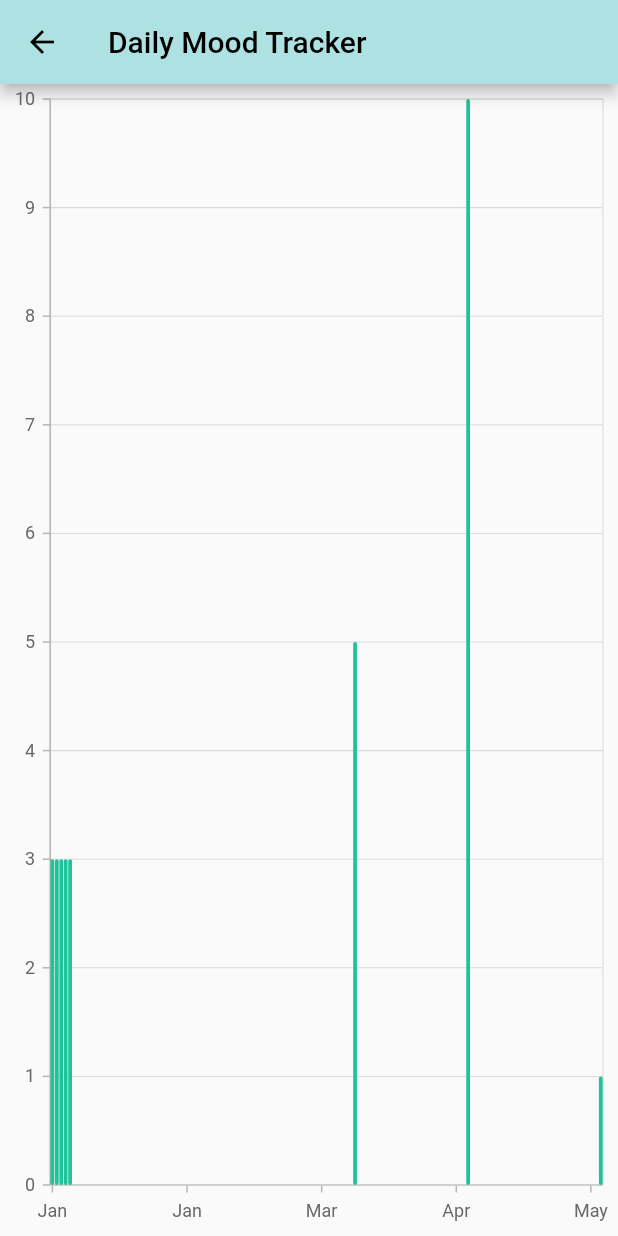
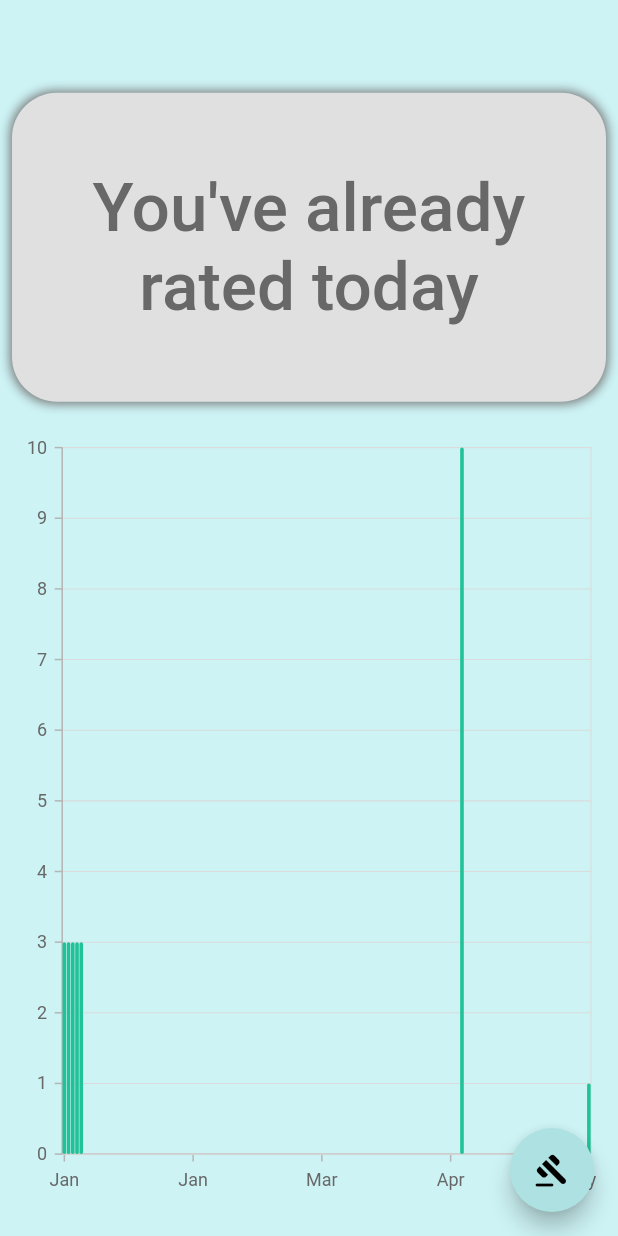
Before and after one commit to J051333/mental_health, a Flutter app: the screen it shows after launch, after a tap on "Daily Mood Tracker", on a phone screen of 412 x 824 dp. Run offline on Flutter 3.47's test engine with Material 2 defaults, Android fonts, the phone set to English and light mode, and no system bars; our stand-ins replace syncfusion_flutter_charts, webview_flutter; missing offline and left inert: aes_crypt_null_safe.

Commit message:
[TRACKER BROKEN] Work on implementing tracker
Tracker now pulls up a menu with a soon to be disableable button. The mood selector now also works and will function properly once the other button works.

```diff
--- a/lib/day_tracker/day_tracker_chart.dart
+++ b/lib/day_tracker/day_tracker_chart.dart
@@ -18,7 +18,6 @@ class _TrackerChartState extends State<TrackerChart> {
     Mood(3, DateTime.utc(2022, 1, 3)),
     Mood(3, DateTime.utc(2022, 1, 4)),
     Mood(3, DateTime.utc(2022, 1, 5)),
-    Mood(5, DateTime.now()),
     Mood(10, DateTime.utc(2022, 4, 5)),
     Mood(1, DateTime.utc(2022, 5, 5)),
   ];
@@ -33,11 +32,7 @@ class _TrackerChartState extends State<TrackerChart> {
 
   @override
   Widget build(BuildContext context) {
-    return Scaffold(
-      appBar: AppBar(
-        title: const Text("Daily Mood Tracker"),
-      ),
-      body: Column(
+    return Column(
       children: [
         Expanded(
           child: SizedBox(
@@ -47,14 +42,16 @@ class _TrackerChartState extends State<TrackerChart> {
               tooltipBehavior: TooltipBehavior(enable: true),
               zoomPanBehavior: ZoomPanBehavior(
                 enablePinching: true,
-                  enableSelectionZooming: true,
-                  enableMouseWheelZooming: true,
+                //enableSelectionZooming: true,
+                //enableMouseWheelZooming: true,
                 enablePanning: true,
                 zoomMode: ZoomMode.x,
               ),
               primaryXAxis: DateTimeAxis(
                 majorGridLines: const MajorGridLines(width: 0),
                 intervalType: DateTimeIntervalType.days,
+                interval: 1,
+                desiredIntervals: 7,
                 visibleMinimum: DateTime(
                     today.year, today.month, today.day - today.weekday % 7),
                 visibleMaximum: DateTime(
@@ -79,7 +76,6 @@ class _TrackerChartState extends State<TrackerChart> {
           ),
         ),
       ],
-      ),
     );
   }
 }
--- a/lib/day_tracker/mood.dart
+++ b/lib/day_tracker/mood.dart
@@ -2,7 +2,20 @@
 class Mood {
   Mood(this.level, this.when);
 
+  static const moodsList = [
+    "Horrible",
+    "Really bad",
+    "Pretty bad",
+    "Bad",
+    "Not Great",
+    "Neutral",
+    "Okay",
+    "Decent",
+    "Good",
+    "Great",
+    "Fantastic",
+  ];
+
   final int level;
   final DateTime when;
-
 }
--- a/lib/day_tracker/tracker_menu.dart
+++ b/lib/day_tracker/tracker_menu.dart
@@ -1,4 +1,12 @@
+import 'dart:io';
+
+import 'package:flutter/cupertino.dart';
 import 'package:flutter/material.dart';
+import 'package:mental_health/day_tracker/day_tracker_chart.dart';
+import 'package:mental_health/day_tracker/mood_selection.dart';
+import 'package:mental_health/journals.dart';
+import 'package:mental_health/mh_colors.dart';
+import 'package:path_provider/path_provider.dart';
 
 class TrackerMenu extends StatefulWidget {
   const TrackerMenu({Key? key}) : super(key: key);
@@ -8,8 +16,111 @@ class TrackerMenu extends StatefulWidget {
 }
 
 class _TrackerMenuState extends State<TrackerMenu> {
+  late Directory appDataDir;
+
+  @override
+  void initState() {
+    _setAppDataDir();
+    super.initState();
+  }
+
   @override
   Widget build(BuildContext context) {
-    return Container();
+    return Scaffold(
+      backgroundColor: MHColors.menuBGColor,
+      body: Padding(
+        padding: const EdgeInsets.all(8),
+        child: Column(
+          mainAxisAlignment: MainAxisAlignment.center,
+          crossAxisAlignment: CrossAxisAlignment.center,
+          children: [
+            SizedBox(
+              height: MediaQuery.of(context).size.height * .05,
+            ),
+            Container(
+              height: MediaQuery.of(context).size.height * .25,
+              decoration: BoxDecoration(
+                color: _isTodayRated()
+                    ? MHColors.trackerMenuButtonDisabled
+                    : MHColors.menuButtonColor,
+                borderRadius: const BorderRadius.all(Radius.circular(30)),
+                boxShadow: [
+                  BoxShadow(
+                    color: _isTodayRated()
+                        ? MHColors.trackerMenuShadowDisabled
+                        : MHColors.menuButtonShadowColor,
+                    spreadRadius: 1,
+                    blurRadius: 5,
+                    offset: const Offset(0, 0),
+                  ),
+                ],
+              ),
+              child: TextButton(
+                onPressed: _isTodayRated()
+                    ? null
+                    : () {
+                        Future.microtask(() {
+                          Navigator.push(
+                            context,
+                            MaterialPageRoute(
+                              builder: (context) => const MoodSelector(),
+                              maintainState: false,
+                            ),
+                          );
+                        });
+                      },
+                child: Center(
+                  child: Text(
+                    _isTodayRated()
+                        ? "You've already rated today"
+                        : "How was today?",
+                    style: TextStyle(
+                      color: _isTodayRated()
+                          ? MHColors.trackerMenuTextDisabled
+                          : MHColors.menuButtonTextColor,
+                      fontSize: 45,
+                    ),
+                    textAlign: TextAlign.center,
+                  ),
+                ),
+              ),
+            ),
+            SizedBox(
+              height: MediaQuery.of(context).size.height * .025,
+            ),
+            SizedBox(
+              height: MediaQuery.of(context).size.height * .625,
+              child: const TrackerChart(),
+            ),
+          ],
+        ),
+      ),
+      floatingActionButton: FloatingActionButton(
+        child: const Icon(Icons.gavel_rounded),
+        onPressed: () {
+          setState(() {
+            File("${appDataDir.path}/data/moods/${DateTime.now().year}-${DateTime.now().month}-${DateTime.now().day}.moodent")
+                .delete();
+          });
+        },
+      ),
+    );
+  }
+
+  bool _isTodayRated() {
+    try {
+      return File(
+              "${appDataDir.path}/data/moods/${DateTime.now().year}-${DateTime.now().month}-${DateTime.now().day}.moodent")
+          .existsSync();
+    } catch (e) {
+      _setAppDataDir();
+      print(e.toString());
+      return true;
+    }
+  }
+
+  void _setAppDataDir() async {
+    appDataDir = await getApplicationDocumentsDirectory();
+    print("init");
   }
 }
--- a/lib/main.dart
+++ b/lib/main.dart
@@ -7,6 +7,8 @@ import 'package:mental_health/journals.dart';
 import 'package:mental_health/mh_colors.dart';
 import 'package:mental_health/breathe.dart';
 import 'package:mental_health/day_tracker/day_tracker_chart.dart';
+import 'package:mental_health/day_tracker/mood_selection.dart';
+import 'package:mental_health/day_tracker/tracker_menu.dart';
 
 void main() {
   runApp(const MyApp());
@@ -83,7 +85,7 @@ class _HomePageState extends State<HomePage> {
                 Navigator.push(
                   context,
                   MaterialPageRoute(
-                    builder: (context) => const TrackerChart(),
+                    builder: (context) => const TrackerMenu(),
                     maintainState: false,
                   ),
                 );
--- a/lib/mh_colors.dart
+++ b/lib/mh_colors.dart
@@ -23,6 +23,14 @@ class MHColors {
 
   // Mood Tracker Colors
   static final trackerLineColor = createMaterialColor(const Color(0xFF20C298));
+  static final selectorActiveColor = createMaterialColor(const Color(0xFF7856C7));
+  static final selectorInactiveColor = createMaterialColor(const Color(0xFFAFA4DE));
+  static final trackerMenuTextDisabled = createMaterialColor(const Color(
+      0xFF686868));
+  static final trackerMenuButtonDisabled = createMaterialColor(const Color(
+      0xFFE0E0E0));
+  static final trackerMenuShadowDisabled = createMaterialColor(const Color(
+      0xFF767676));
 
   /// Creates a material color swatch from the [color].
   /// https://gist.github.com/filipvk/244be04f1dbdba52788017f008477484
```
Also changed, not shown: lib/day_tracker/mood_selection.dart (added, +125 -0 lines), 2 other files. Lines whose indentation alone changed are shown as unchanged.
